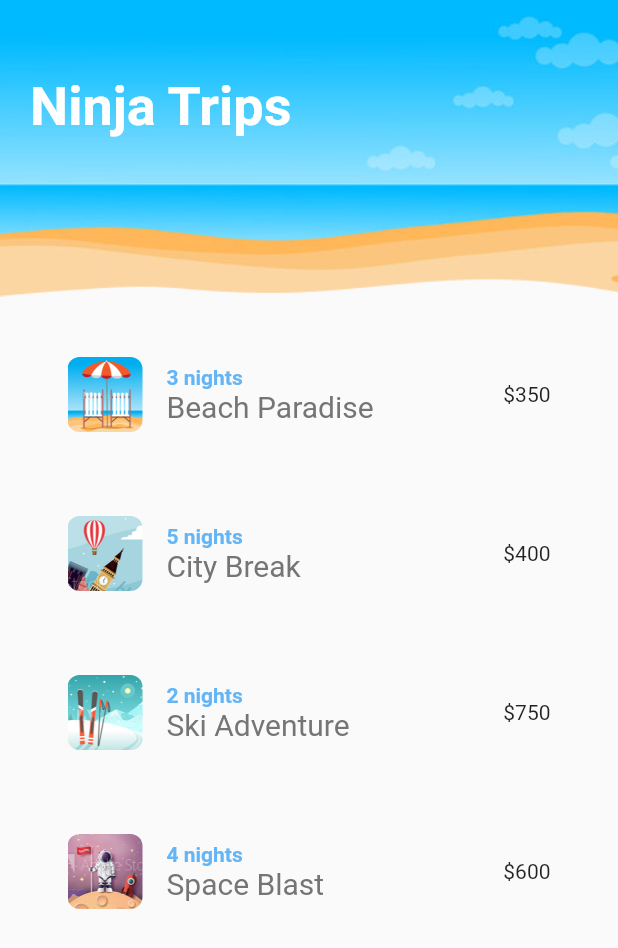
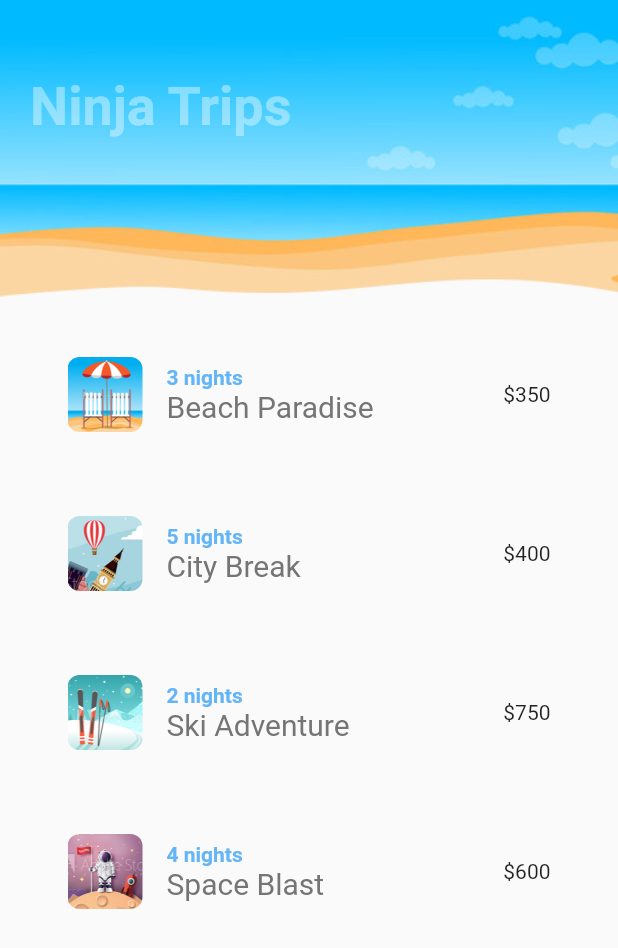
Before and after one commit to Kakaranara/animation_ninja, a Flutter app: the first screen one second after launch, on a phone screen of 412 x 824 dp. Shown: the top 948 px of the screen. Run offline on Flutter 3.47's test engine with Material 2 defaults, Android fonts, the phone set to English and light mode, and no system bars; missing offline and left inert: lipsum.

```diff
--- a/lib/shared/screenTitle.dart
+++ b/lib/shared/screenTitle.dart
@@ -7,9 +7,19 @@ class ScreenTitle extends StatelessWidget {
 
   @override
   Widget build(BuildContext context) {
-    return Text(
-      text,
-      style: TextStyle(fontSize: 36, color: Colors.white, fontWeight: FontWeight.bold),
+    return TweenAnimationBuilder(
+      child: Text(
+        text,
+        style: TextStyle(fontSize: 36, color: Colors.white, fontWeight: FontWeight.bold),
+      ),
+      duration: Duration(seconds: 2),
+      tween: Tween<double>(begin: 0, end: 1),
+      builder: (BuildContext context, double val, Widget child){
+        return Opacity(
+          opacity: val,
+          child: child,
+        );
+      },
     );
   }
 }
```
